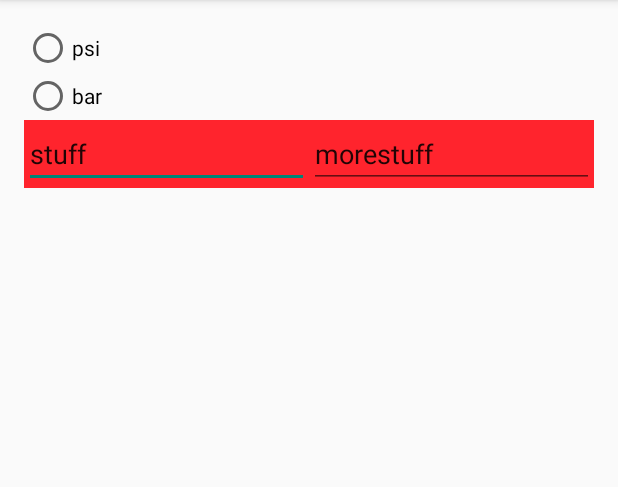
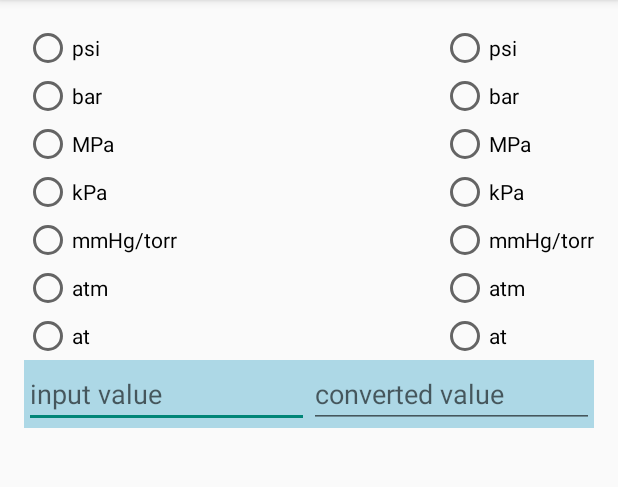
Before and after one commit to chris-wituchowski/UnitConversion, an Android app: the screen it shows after launch (MainActivity), on a phone screen of 412 x 824 dp, the part 84-571 px from its top. Run offline under Robolectric (Android 15) with nearby library versions, the phone set to English and light mode, and no system bars.

Commit message:
Added output radio group with buttons Added new radio buttons for pressure units Added hints to input and output edittexts Modified layout to accommodate new radio group Added rest of cases in inputRadioGroup switch statement Added new switch statement for outputRadioGroup Added required variables for outputRadioGroup Changed conversion logic to first convert input to Pa, then to selected output unit before displaying in output edittext.

```diff
--- a/app/src/main/res/layout/fragment_main.xml
+++ b/app/src/main/res/layout/fragment_main.xml
@@ -4,36 +4,129 @@
     xmlns:tools="http://schemas.android.com/tools"
     android:layout_width="match_parent"
     android:layout_height="match_parent"
+    android:orientation="vertical"
     android:paddingBottom="@dimen/activity_vertical_margin"
     android:paddingLeft="@dimen/activity_horizontal_margin"
     android:paddingRight="@dimen/activity_horizontal_margin"
     android:paddingTop="@dimen/activity_vertical_margin"
-    tools:context=".MainActivityFragment"
-    android:orientation="vertical">
+    tools:context=".MainActivityFragment">
+
+    <LinearLayout
+        android:layout_width="fill_parent"
+        android:layout_height="wrap_content"
+        android:orientation="horizontal">
 
         <RadioGroup
             android:id="@+id/inputRadioGroup"
-        android:layout_width="fill_parent"
-        android:layout_height="wrap_content">
+            android:layout_width="wrap_content"
+            android:layout_height="wrap_content"
+            android:layout_gravity="left">
 
             <RadioButton
-            android:id="@+id/psi"
+                android:id="@+id/inPsi"
                 android:layout_width="wrap_content"
                 android:layout_height="wrap_content"
                 android:text="psi" />
 
             <RadioButton
-            android:id="@+id/bar"
+                android:id="@+id/inBar"
                 android:layout_width="wrap_content"
                 android:layout_height="wrap_content"
                 android:text="bar" />
+
+            <RadioButton
+                android:id="@+id/inMPa"
+                android:layout_width="wrap_content"
+                android:layout_height="wrap_content"
+                android:text="MPa" />
+
+            <RadioButton
+                android:id="@+id/inKPa"
+                android:layout_width="wrap_content"
+                android:layout_height="wrap_content"
+                android:text="kPa" />
+
+            <RadioButton
+                android:id="@+id/inTorr"
+                android:layout_width="wrap_content"
+                android:layout_height="wrap_content"
+                android:text="mmHg/torr" />
+
+            <RadioButton
+                android:id="@+id/inAtm"
+                android:layout_width="wrap_content"
+                android:layout_height="wrap_content"
+                android:text="atm" />
+
+            <RadioButton
+                android:id="@+id/inAt"
+                android:layout_width="wrap_content"
+                android:layout_height="wrap_content"
+                android:text="at" />
+
         </RadioGroup>
+
+        <LinearLayout
+            android:layout_width="fill_parent"
+            android:layout_height="wrap_content"
+            android:gravity="right">
+        <RadioGroup
+            android:id="@+id/outputRadioGroup"
+            android:layout_width="wrap_content"
+            android:layout_height="wrap_content"
+            android:layout_gravity="right">
+
+            <RadioButton
+                android:id="@+id/outPsi"
+                android:layout_width="wrap_content"
+                android:layout_height="wrap_content"
+                android:text="psi" />
+
+            <RadioButton
+                android:id="@+id/outBar"
+                android:layout_width="wrap_content"
+                android:layout_height="wrap_content"
+                android:text="bar" />
+
+            <RadioButton
+                android:id="@+id/outMPa"
+                android:layout_width="wrap_content"
+                android:layout_height="wrap_content"
+                android:text="MPa" />
+
+            <RadioButton
+                android:id="@+id/outKPa"
+                android:layout_width="wrap_content"
+                android:layout_height="wrap_content"
+                android:text="kPa" />
+
+            <RadioButton
+                android:id="@+id/outTorr"
+                android:layout_width="wrap_content"
+                android:layout_height="wrap_content"
+                android:text="mmHg/torr" />
+
+            <RadioButton
+                android:id="@+id/outAtm"
+                android:layout_width="wrap_content"
+                android:layout_height="wrap_content"
+                android:text="atm" />
+
+            <RadioButton
+                android:id="@+id/outAt"
+                android:layout_width="wrap_content"
+                android:layout_height="wrap_content"
+                android:text="at" />
+
+        </RadioGroup>
+        </LinearLayout>
+    </LinearLayout>
 
     <LinearLayout
         android:layout_width="match_parent"
         android:layout_height="wrap_content"
         android:layout_alignParentBottom="true"
-        android:background="#ffff242d"
+        android:background="#ADD8E6"
         android:orientation="horizontal">
 
         <EditText
@@ -42,7 +135,8 @@
             android:layout_height="wrap_content"
             android:layout_weight="1"
             android:ems="10"
-            android:inputType="number" />
+            android:inputType="numberDecimal"
+            android:hint="input value"/>
 
         <EditText
             android:id="@+id/outputNumber"
@@ -50,9 +144,7 @@
             android:layout_height="wrap_content"
             android:layout_weight="1"
             android:ems="10"
-            android:inputType="number" />
+            android:inputType="numberDecimal"
+            android:hint="converted value"/>
     </LinearLayout>
-
-
-
 </LinearLayout>
```
Also changed, not shown: app/src/main/java/com/example/chris/unitconversion/MainActivityFragment.java (+64 -8 lines). Lines whose indentation alone changed are shown as unchanged.
